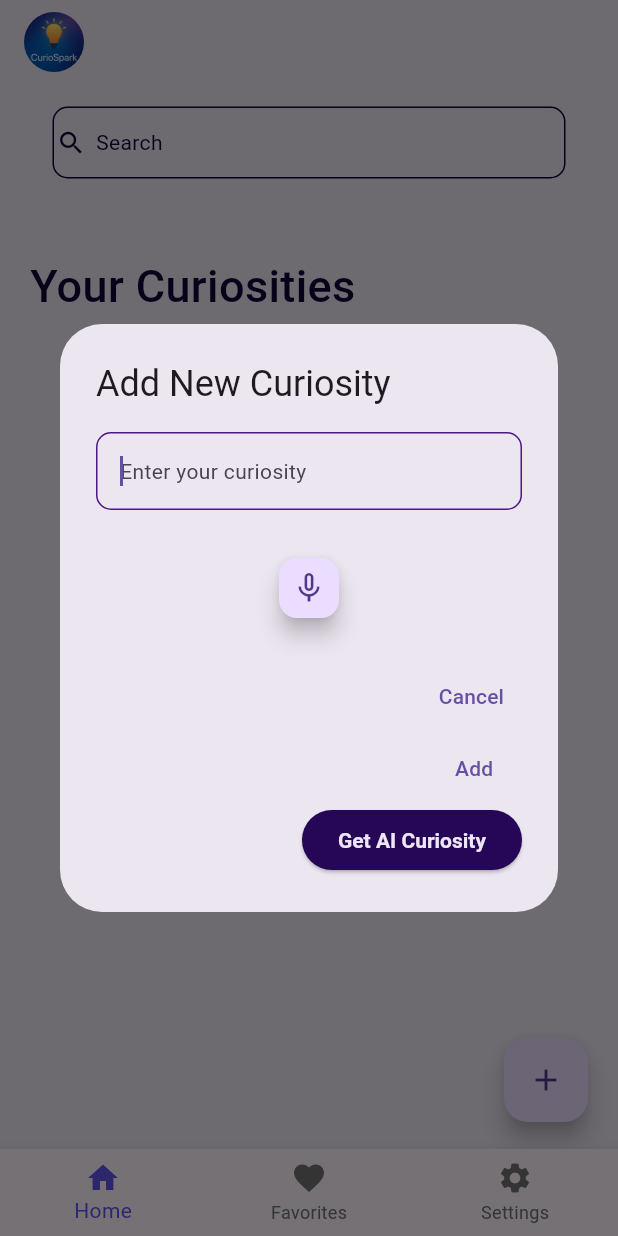
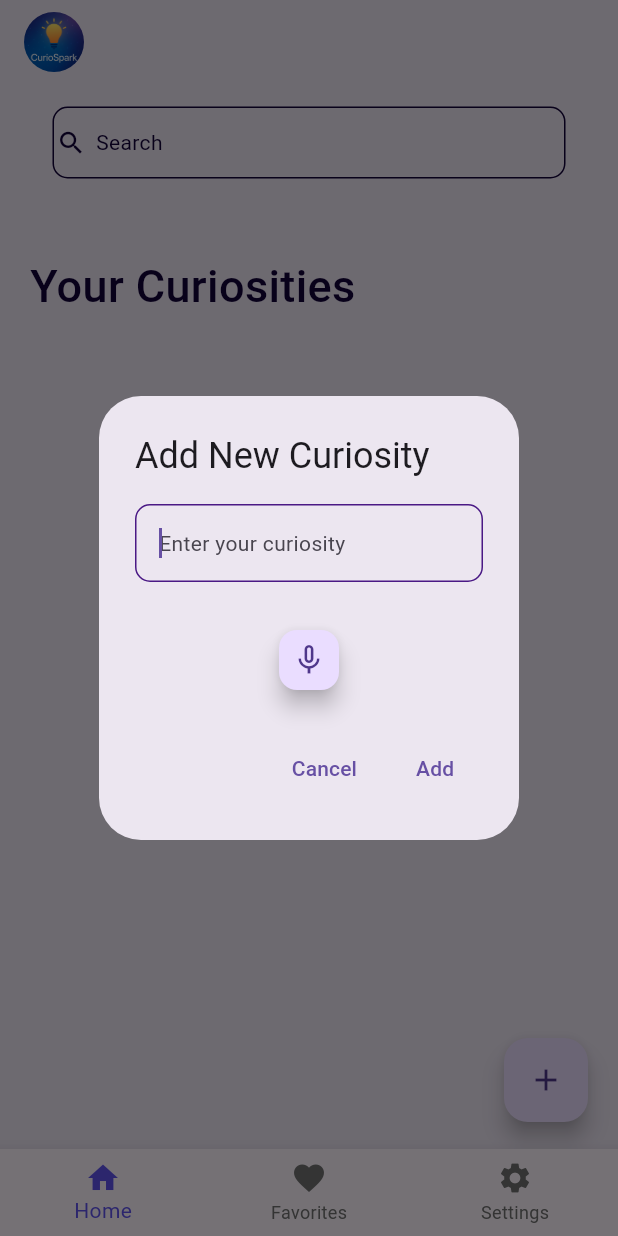
Before and after one commit to Eyad-Mostafa/curio_spark, a Flutter app: the screen it shows after launch, after a tap on the "add" icon, on a phone screen of 412 x 824 dp. Run offline on Flutter 3.47's test engine with Material 3 defaults, Android fonts, the phone set to English and light mode, and no system bars; our stand-ins replace device_preview, flutter_local_notifications, hive, hive_flutter, permission_handler, rxdart and 3 more; missing offline and left inert: android_alarm_manager_plus, string_similarity; accounts and stored records are empty.

Commit message:
Remove "Get AI Curiosity" button from HomeScreen and update CuriosityHiveService to remove notification logic

```diff
--- a/lib/screens/home.dart
+++ b/lib/screens/home.dart
@@ -103,24 +103,6 @@ class _HomeScreenState extends State<HomeScreen> {
               }
             },
             child: const Text("Add"),
-          ),
-          ElevatedButton(
-            onPressed: () async {
-              // Fetch the box and pass it to your generator
-              final box = Hive.box<Curiosity>('curiosities');
-              final success = await CuriosityGeneratorService
-                  .generateAndSaveUniqueCuriosity(box);
-              ScaffoldMessenger.of(context).showSnackBar(
-                SnackBar(
-                  content: Text(
-                    success
-                        ? "✅ New curiosity added!"
-                        : "⚠️ Could not fetch a new curiosity.",
-                  ),
-                ),
-              );
-            },
-            child: const Text("Get AI Curiosity"),
           ),
         ],
       ),
--- a/lib/services/gemini_service.dart
+++ b/lib/services/gemini_service.dart
@@ -3,6 +3,7 @@ import 'dart:math';
 import 'package:http/http.dart' as http;
 import 'package:hive/hive.dart';
 import 'package:string_similarity/string_similarity.dart';
+import 'package:curio_spark/services/notificationservuce.dart';
 
 import '../model/curiosity.dart';
 
@@ -144,6 +145,8 @@ class CuriosityGeneratorService {
       await curiosityBox.put(id, curiosity);
       print("✅ New curiosity saved: ${curiosity.content}");
 
+      // Show notification for new curiosity
+      await NotificationService.notifyNewCuriosity();
       return true;
     }
   }
--- a/lib/services/hive/curiosity_hive_service.dart
+++ b/lib/services/hive/curiosity_hive_service.dart
@@ -1,5 +1,4 @@
 import 'package:curio_spark/model/curiosity.dart';
-import 'package:curio_spark/services/notificationservuce.dart';
 import 'package:hive/hive.dart';
 import 'package:rxdart/rxdart.dart';
 
@@ -29,9 +28,6 @@ class CuriosityHiveService {
   if (curiosity != null) {
     await box.put(curiosity.id, curiosity);
     _updateStream();
-
-    // Show notification for new curiosity
-    await NotificationService.notifyNewCuriosity();
   }
 }
 
```
